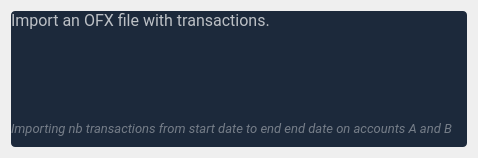
Before: the Qt Designer form budgetter/view/skeletons/ImportTransactions.ui in opierre/Budgetter, drawn with Qt 5.
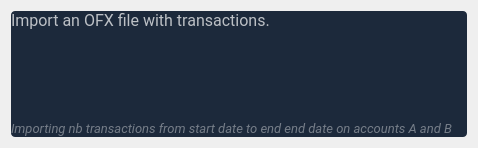
After: the same form once the commit is applied. Icons and pictures are not drawn. Custom widgets are drawn as their Qt base class.

Commit message: feat: import transactions dialog to load file

```diff
--- a/budgetter/view/skeletons/ImportTransactions.ui
+++ b/budgetter/view/skeletons/ImportTransactions.ui
@@ -7,7 +7,7 @@
     <x>0</x>
     <y>0</y>
     <width>472</width>
-    <height>154</height>
+    <height>144</height>
    </rect>
   </property>
   <property name="windowTitle">
@@ -182,7 +182,7 @@
        <number>15</number>
       </property>
       <property name="bottomMargin">
-       <number>10</number>
+       <number>0</number>
       </property>
       <item>
        <widget class="QLabel" name="label">
```
The commit also changes 7 other files.
